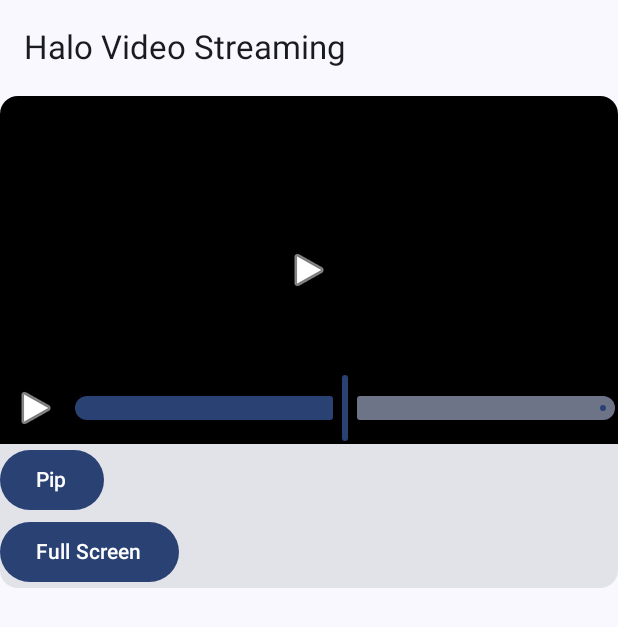
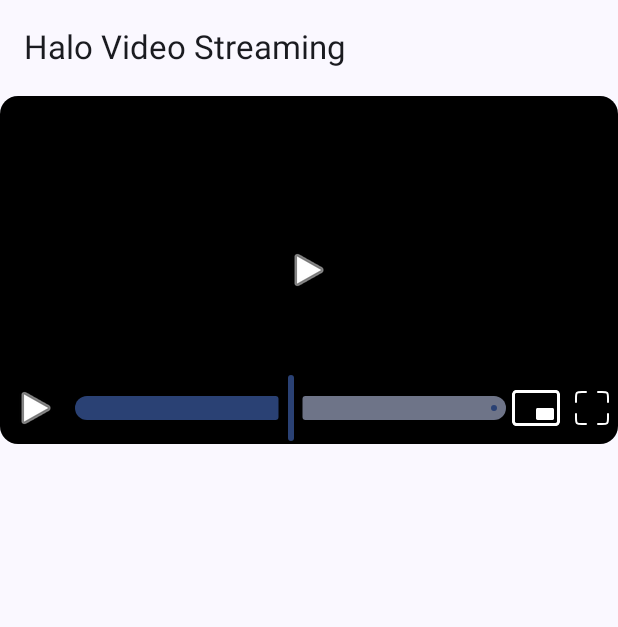
Before and after one commit to Zeus0610/AndroidVideoStreaming, an Android app built with Jetpack Compose: the screen it shows after launch (MainActivity), on a phone screen of 412 x 824 dp. Shown: the top 627 px of the screen. Run offline under Robolectric (Android 15) with nearby library versions, the phone set to English and light mode, and no system bars; 1 statement that could not run was skipped.

Commit message:
full screen and controls

```diff
--- a/app/src/main/java/com/zeus/videostreaming/MainActivity.kt
+++ b/app/src/main/java/com/zeus/videostreaming/MainActivity.kt
@@ -9,8 +9,12 @@ import android.content.Intent
 import android.content.IntentFilter
 import android.content.pm.ActivityInfo
 import android.graphics.drawable.Icon
+import android.os.Build
 import android.os.Bundle
 import android.util.Rational
+import android.view.WindowInsets
+import android.view.WindowInsetsController
+import android.view.WindowManager
 import androidx.activity.ComponentActivity
 import androidx.activity.compose.setContent
 import androidx.activity.viewModels
@@ -19,19 +23,18 @@ import androidx.annotation.StringRes
 import androidx.compose.foundation.layout.fillMaxSize
 import androidx.compose.material3.MaterialTheme
 import androidx.compose.material3.Surface
+import androidx.compose.runtime.LaunchedEffect
 import androidx.compose.runtime.collectAsState
 import androidx.compose.ui.Modifier
-import androidx.lifecycle.lifecycleScope
+import androidx.core.view.WindowCompat
 import com.zeus.videostreaming.ui.screens.MainScreen
 import com.zeus.videostreaming.ui.theme.VideoStreamingTheme
 import com.zeus.videostreaming.utils.ACTION_PLAYER_CONTROLS
-import com.zeus.videostreaming.utils.CONTROL_TYPE_PAUSE
-import com.zeus.videostreaming.utils.CONTROL_TYPE_PLAY
+import com.zeus.videostreaming.utils.CONTROL_TYPE_PLAY_PAUSE
 import com.zeus.videostreaming.utils.EXTRA_CONTROL_TYPE
 import com.zeus.videostreaming.utils.REQUEST_PAUSE
 import com.zeus.videostreaming.utils.REQUEST_PLAY
 import com.zeus.videostreaming.viewmodel.PlayerViewModel
-import kotlinx.coroutines.launch
 
 class MainActivity : ComponentActivity() {
 
@@ -44,12 +47,8 @@ class MainActivity : ComponentActivity() {
             }
 
             when (intent.getIntExtra(EXTRA_CONTROL_TYPE, 0)) {
-                CONTROL_TYPE_PLAY -> {
-                    playerViewmodel.play()
-                }
-
-                CONTROL_TYPE_PAUSE -> {
-                    playerViewmodel.pause()
+                CONTROL_TYPE_PLAY_PAUSE -> {
+                    playerViewmodel.playPause()
                 }
             }
         }
@@ -64,21 +63,26 @@ class MainActivity : ComponentActivity() {
                     color = MaterialTheme.colorScheme.background
                 ) {
                     val playerState = playerViewmodel.state.collectAsState()
+
+                    LaunchedEffect(key1 = playerState.value.isOnPipMode) {
+                        if (playerState.value.isOnPipMode) {
+                            enterPictureInPictureMode(updatePipParams(playerState.value.isPlaying))
+                        }
+                        playerViewmodel.setFullScreenState(false)
+                    }
+
+                    LaunchedEffect(key1 = playerState.value.isPlaying) {
+                        if (playerState.value.isOnPipMode) {
+                            setPictureInPictureParams(updatePipParams(playerState.value.isPlaying))
+                        }
+                    }
+
                     MainScreen(
                         playerViewmodel,
-                        onPipClick = {
-                            enterPictureInPictureMode(updatePipParams(playerState.value.isPlaying))
-                            playerViewmodel.setFullScreenState(false)
-                        },
-                        onFullScreen = ::fullScreen
+                        onPipClick = { playerViewmodel.setPipMode(true) },
+                        onFullScreen = ::toggleFullScreen
                     )
                 }
-            }
-        }
-
-        lifecycleScope.launch {
-            playerViewmodel.state.collect {
-                setPictureInPictureParams(updatePipParams(it.isPlaying))
             }
         }
 
@@ -87,6 +91,11 @@ class MainActivity : ComponentActivity() {
             IntentFilter(ACTION_PLAYER_CONTROLS),
             RECEIVER_EXPORTED
         )
+    }
+
+    override fun onPictureInPictureModeChanged(isInPictureInPictureMode: Boolean) {
+        playerViewmodel.setPipMode(isInPictureInPictureMode)
+        super.onPictureInPictureModeChanged(isInPictureInPictureMode)
     }
 
     private fun updatePipParams(isPlaying: Boolean): PictureInPictureParams {
@@ -98,14 +107,14 @@ class MainActivity : ComponentActivity() {
                             android.R.drawable.ic_media_pause,
                             R.string.pause,
                             REQUEST_PAUSE,
-                            CONTROL_TYPE_PAUSE
+                            CONTROL_TYPE_PLAY_PAUSE
                         )
                     } else {
                         createRemoteAction(
                             android.R.drawable.ic_media_play,
                             R.string.play,
                             REQUEST_PLAY,
-                            CONTROL_TYPE_PLAY
+                            CONTROL_TYPE_PLAY_PAUSE
                         )
                     }
                 )
@@ -136,8 +145,38 @@ class MainActivity : ComponentActivity() {
         )
     }
 
-    private fun fullScreen() {
-        playerViewmodel.setFullScreenState(true)
-        requestedOrientation = ActivityInfo.SCREEN_ORIENTATION_LANDSCAPE
+    private fun toggleFullScreen() {
+        val isOnFullScreen = playerViewmodel.state.value.isOnFullScreen
+
+        if (!isOnFullScreen) {
+            requestedOrientation = ActivityInfo.SCREEN_ORIENTATION_LANDSCAPE
+
+            WindowCompat.setDecorFitsSystemWindows(window, false)
+            if (Build.VERSION.SDK_INT < Build.VERSION_CODES.R) {
+                window.addFlags(WindowManager.LayoutParams.FLAG_FULLSCREEN)
+            } else {
+                window.insetsController?.apply {
+                    hide(WindowInsets.Type.statusBars())
+                    hide(WindowInsets.Type.navigationBars())
+                    systemBarsBehavior = WindowInsetsController.BEHAVIOR_SHOW_TRANSIENT_BARS_BY_SWIPE
+                }
+            }
+
+        } else {
+            requestedOrientation = ActivityInfo.SCREEN_ORIENTATION_PORTRAIT
+
+            WindowCompat.setDecorFitsSystemWindows(window, true)
+            if (Build.VERSION.SDK_INT < Build.VERSION_CODES.R) {
+                window.clearFlags(WindowManager.LayoutParams.FLAG_FULLSCREEN)
+            } else {
+                window.insetsController?.apply {
+                    show(WindowInsets.Type.statusBars())
+                    show(WindowInsets.Type.navigationBars())
+                    systemBarsBehavior = WindowInsetsController.BEHAVIOR_DEFAULT
+                }
+            }
+        }
+        playerViewmodel.setFullScreenState(isOnFullScreen.not())
+
     }
 }
--- a/app/src/main/java/com/zeus/videostreaming/ui/components/PlayerControls.kt
+++ b/app/src/main/java/com/zeus/videostreaming/ui/components/PlayerControls.kt
@@ -1,21 +1,18 @@
 package com.zeus.videostreaming.ui.components
 
 import androidx.compose.animation.AnimatedVisibility
-import androidx.compose.animation.EnterTransition
 import androidx.compose.animation.fadeIn
 import androidx.compose.animation.fadeOut
-import androidx.compose.animation.slideInHorizontally
 import androidx.compose.animation.slideInVertically
-import androidx.compose.animation.slideOutHorizontally
 import androidx.compose.animation.slideOutVertically
 import androidx.compose.foundation.clickable
 import androidx.compose.foundation.layout.Box
-import androidx.compose.foundation.layout.Column
 import androidx.compose.foundation.layout.Row
+import androidx.compose.foundation.layout.fillMaxSize
+import androidx.compose.foundation.layout.fillMaxWidth
 import androidx.compose.material3.Icon
 import androidx.compose.material3.IconButton
 import androidx.compose.material3.Slider
-import androidx.compose.material3.Text
 import androidx.compose.runtime.Composable
 import androidx.compose.runtime.LaunchedEffect
 import androidx.compose.runtime.getValue
@@ -27,30 +24,37 @@ import androidx.compose.ui.Modifier
 import androidx.compose.ui.graphics.Color
 import androidx.compose.ui.res.painterResource
 import androidx.compose.ui.tooling.preview.Preview
+import com.zeus.videostreaming.R
 import kotlinx.coroutines.delay
 
-@Preview(widthDp = 160, heightDp = 90)
+@Preview(widthDp = 320, heightDp = 180)
 @Composable
 fun PlayerControls(
+    modifier: Modifier = Modifier,
     isPlaying: Boolean = false,
     videoTime: Float = 0f,
+    isOnPipMode: Boolean = false,
     onPlayPause: () -> Unit = {},
     onTimeChange: (Float) -> Unit = {},
+    onPipClick: () -> Unit = {},
+    onFullScreenClick: () -> Unit = {},
     playerView: @Composable () -> Unit = {}
 ) {
     var visibility by remember {
-        mutableStateOf(true)
+        mutableStateOf(isOnPipMode.not())
     }
 
-    LaunchedEffect(key1 = isPlaying) {
+    LaunchedEffect(key1 = isPlaying, visibility) {
         if (isPlaying) {
             delay(3000)
-            visibility = visibility.not()
+            visibility = false
         }
     }
 
     Box(
-        modifier = Modifier.clickable { visibility = visibility.not() },
+        modifier = modifier
+            .fillMaxSize()
+            .clickable { visibility = visibility.not() },
         contentAlignment = Alignment.Center
     ) {
         playerView.invoke()
@@ -104,9 +108,36 @@ fun PlayerControls(
                 }
 
                 Slider(
+                    modifier = Modifier.fillMaxWidth(0.8f),
                     value = videoTime,
-                    onValueChange = onTimeChange
+                    onValueChange = onTimeChange,
                 )
+
+                IconButton(
+                    modifier = Modifier.weight(1f),
+                    onClick = onPipClick
+                ) {
+                    Icon(
+                        painter = painterResource(
+                            id = R.drawable.ic_pip
+                        ),
+                        contentDescription = "pip",
+                        tint = Color.White
+                    )
+                }
+
+                IconButton(
+                    modifier = Modifier.weight(1f),
+                    onClick = onFullScreenClick
+                ) {
+                    Icon(
+                        painter = painterResource(
+                            id = R.drawable.ic_fullscreen
+                        ),
+                        contentDescription = "pip",
+                        tint = Color.White
+                    )
+                }
             }
         }
     }
--- a/app/src/main/java/com/zeus/videostreaming/ui/screens/MainScreen.kt
+++ b/app/src/main/java/com/zeus/videostreaming/ui/screens/MainScreen.kt
@@ -1,6 +1,9 @@
 package com.zeus.videostreaming.ui.screens
 
 import androidx.compose.foundation.layout.Column
+import androidx.compose.foundation.layout.aspectRatio
+import androidx.compose.foundation.layout.fillMaxSize
+import androidx.compose.foundation.layout.fillMaxWidth
 import androidx.compose.foundation.layout.padding
 import androidx.compose.material3.Button
 import androidx.compose.material3.Card
@@ -38,13 +41,26 @@ fun MainScreen(
     val context = LocalContext.current
 
     PlayerLifeCycle(
-        initialize = { viewModel.initializePlayer("https://192.168.1.64/video/index.mpd", context) },
+        initialize = {
+            viewModel.initializePlayer(
+                "https://192.168.1.64/video/index.mpd",
+                context
+            )
+        },
         release = viewModel::releasePlayer
     )
 
     if (inPipMode || state.value.isOnFullScreen) {
         StreamingVideoPlayer(
-            player = state.value.player
+            modifier = Modifier
+                .fillMaxSize(0.9f),
+            player = state.value.player,
+            isPlaying = state.value.isPlaying,
+            isOnPipMode = state.value.isOnPipMode,
+            onPipClick = onPipClick,
+            onFullScreenClick = onFullScreen,
+            onTimeChange = { /*todo*/ },
+            onPlayPause = viewModel::playPause
         )
     } else {
         Scaffold(
@@ -61,23 +77,17 @@ fun MainScreen(
             ) {
                 Column {
                     StreamingVideoPlayer(
+                        modifier = Modifier
+                            .fillMaxWidth()
+                            .aspectRatio(16 / 9f),
                         player = state.value.player,
                         isPlaying = state.value.isPlaying,
-                        onPlayPause = {
-                            if (state.value.isPlaying) {
-                                viewModel.pause()
-                            } else {
-                                viewModel.play()
-                            }
-                        }
+                        isOnPipMode = state.value.isOnPipMode,
+                        onPlayPause = viewModel::playPause,
+                        onTimeChange = { /*todo*/ },
+                        onPipClick = onPipClick,
+                        onFullScreenClick = onFullScreen
                     )
-                    Button(onClick = onPipClick) {
-                        Text(text = "Pip")
-                    }
-                    Button(
-                        onClick = onFullScreen ) {
-                        Text(text = "Full Screen")
-                    }
                 }
             }
         }
--- a/app/src/main/java/com/zeus/videostreaming/ui/screens/StreamingVideoPlayer.kt
+++ b/app/src/main/java/com/zeus/videostreaming/ui/screens/StreamingVideoPlayer.kt
@@ -28,10 +28,14 @@ import com.zeus.videostreaming.utils.findActivity
 @OptIn(UnstableApi::class)
 @Composable
 fun StreamingVideoPlayer(
+    modifier: Modifier  = Modifier,
     player: Player? = null,
     isPlaying: Boolean = false,
+    isOnPipMode: Boolean = false,
     onPlayPause: () -> Unit = {},
-    onTimeChange: (Float) -> Unit = {}
+    onTimeChange: (Float) -> Unit = {},
+    onPipClick: () -> Unit = {},
+    onFullScreenClick: () -> Unit = {}
 ) {
     KeepScreenOn()
     val context = LocalContext.current
@@ -47,15 +51,18 @@ fun StreamingVideoPlayer(
     }
 
     PlayerControls(
+        modifier = modifier,
         isPlaying = isPlaying,
         videoTime = 0.5f,
+        isOnPipMode = isOnPipMode,
         onPlayPause = onPlayPause,
-        onTimeChange = onTimeChange
+        onTimeChange = onTimeChange,
+        onPipClick = onPipClick,
+        onFullScreenClick = onFullScreenClick
     ) {
         AndroidView(
             modifier = pipModifier
                 .fillMaxWidth()
-                .aspectRatio(16 / 9f)
                 .focusable(),
             factory = { PlayerView(it) },
             update = { playerView ->
@@ -74,16 +81,6 @@ fun KeepScreenOn() {
         val window = context.findActivity().window
         window.addFlags(WindowManager.LayoutParams.FLAG_KEEP_SCREEN_ON)
 
-        WindowCompat.setDecorFitsSystemWindows(window, false)
-        if (Build.VERSION.SDK_INT < Build.VERSION_CODES.R) {
-            window.addFlags(WindowManager.LayoutParams.FLAG_FULLSCREEN)
-        } else {
-            window.insetsController?.apply {
-                hide(WindowInsets.Type.statusBars())
-                systemBarsBehavior = WindowInsetsController.BEHAVIOR_SHOW_TRANSIENT_BARS_BY_SWIPE
-            }
-        }
-
         onDispose {
             window.clearFlags(WindowManager.LayoutParams.FLAG_KEEP_SCREEN_ON)
         }
--- a/app/src/main/java/com/zeus/videostreaming/utils/Constants.kt
+++ b/app/src/main/java/com/zeus/videostreaming/utils/Constants.kt
@@ -3,8 +3,8 @@ package com.zeus.videostreaming.utils
 const val ACTION_PLAYER_CONTROLS = "player_controls"
 
 const val EXTRA_CONTROL_TYPE = "control_type"
-const val CONTROL_TYPE_PLAY = 1
-const val CONTROL_TYPE_PAUSE = 2
+const val CONTROL_TYPE_PLAY_PAUSE = 1
+//const val CONTROL_TYPE_PAUSE = 2
 
 const val REQUEST_PLAY = 3
 const val REQUEST_PAUSE = 4
--- a/app/src/main/java/com/zeus/videostreaming/viewmodel/PlayerState.kt
+++ b/app/src/main/java/com/zeus/videostreaming/viewmodel/PlayerState.kt
@@ -6,5 +6,6 @@ data class PlayerState(
     val player: Player? = null,
     val isPlaying: Boolean = false,
     val isOnFullScreen: Boolean = false,
-    val shouldEnterPipMode: Boolean = false
+    val shouldEnterPipMode: Boolean = false,
+    val isOnPipMode: Boolean = false
 )
--- /dev/null
+++ b/app/src/main/res/drawable/ic_fullscreen.xml
@@ -0,0 +1,30 @@
+<vector xmlns:android="http://schemas.android.com/apk/res/android"
+    android:width="32dp"
+    android:height="32dp"
+    android:viewportWidth="24"
+    android:viewportHeight="24">
+  <path
+      android:strokeWidth="1"
+      android:pathData="M9,4H7C5.586,4 4.879,4 4.439,4.439C4,4.879 4,5.586 4,7V9"
+      android:fillColor="#00000000"
+      android:strokeColor="#ffffff"
+      android:strokeLineCap="round"/>
+  <path
+      android:strokeWidth="1"
+      android:pathData="M9,20H7C5.586,20 4.879,20 4.439,19.561C4,19.121 4,18.414 4,17V15"
+      android:fillColor="#00000000"
+      android:strokeColor="#ffffff"
+      android:strokeLineCap="round"/>
+  <path
+      android:strokeWidth="1"
+      android:pathData="M15,4H17C18.414,4 19.121,4 19.561,4.439C20,4.879 20,5.586 20,7V9"
+      android:fillColor="#00000000"
+      android:strokeColor="#ffffff"
+      android:strokeLineCap="round"/>
+  <path
+      android:strokeWidth="1"
+      android:pathData="M15,20H17C18.414,20 19.121,20 19.561,19.561C20,19.121 20,18.414 20,17V15"
+      android:fillColor="#00000000"
+      android:strokeColor="#ffffff"
+      android:strokeLineCap="round"/>
+</vector>
--- /dev/null
+++ b/app/src/main/res/drawable/ic_pip.xml
@@ -0,0 +1,12 @@
+<vector xmlns:android="http://schemas.android.com/apk/res/android"
+    android:width="32dp"
+    android:height="32dp"
+    android:viewportWidth="16"
+    android:viewportHeight="16">
+  <path
+      android:pathData="M0,3.5A1.5,1.5 0,0 1,1.5 2h13A1.5,1.5 0,0 1,16 3.5v9a1.5,1.5 0,0 1,-1.5 1.5h-13A1.5,1.5 0,0 1,0 12.5v-9zM1.5,3a0.5,0.5 0,0 0,-0.5 0.5v9a0.5,0.5 0,0 0,0.5 0.5h13a0.5,0.5 0,0 0,0.5 -0.5v-9a0.5,0.5 0,0 0,-0.5 -0.5h-13z"
+      android:fillColor="#ffffff"/>
+  <path
+      android:pathData="M8,8.5a0.5,0.5 0,0 1,0.5 -0.5h5a0.5,0.5 0,0 1,0.5 0.5v3a0.5,0.5 0,0 1,-0.5 0.5h-5a0.5,0.5 0,0 1,-0.5 -0.5v-3z"
+      android:fillColor="#ffffff"/>
+</vector>
```
Also changed, not shown: app/src/main/java/com/zeus/videostreaming/viewmodel/PlayerViewModel.kt (+16 -2 lines).
